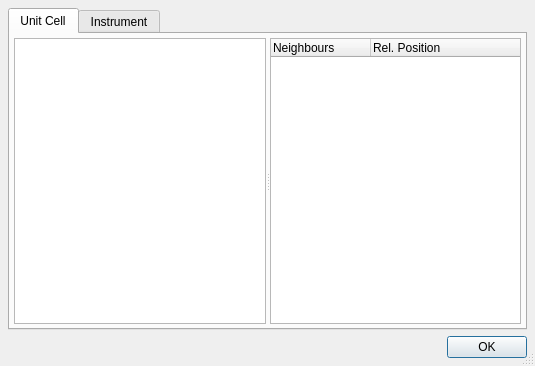
Old version of the form ui/real_params.ui in the repository tweber-ill/frm_mirror-takin1.
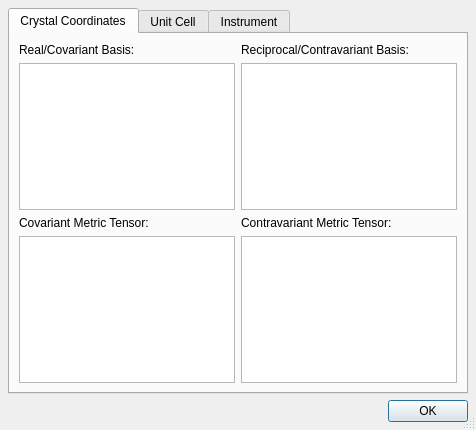
New version of the form.

Commit message: added coord info dialog

The edit to the form file:
```diff
--- a/ui/real_params.ui
+++ b/ui/real_params.ui
@@ -6,8 +6,8 @@
    <rect>
     <x>0</x>
     <y>0</y>
-    <width>535</width>
-    <height>366</height>
+    <width>476</width>
+    <height>430</height>
    </rect>
   </property>
   <property name="windowTitle">
@@ -25,6 +25,69 @@
      <property name="currentIndex">
       <number>0</number>
      </property>
+     <widget class="QWidget" name="tab_3">
+      <attribute name="title">
+       <string>Crystal Coordinates</string>
+      </attribute>
+      <layout class="QGridLayout" name="gridLayout_6">
+       <item row="0" column="0">
+        <widget class="QLabel" name="label_3">
+         <property name="text">
+          <string>Real/Covariant Basis:</string>
+         </property>
+        </widget>
+       </item>
+       <item row="0" column="1">
+        <widget class="QLabel" name="label_4">
+         <property name="text">
+          <string>Reciprocal/Contravariant Basis:</string>
+         </property>
+        </widget>
+       </item>
+       <item row="1" column="0">
+        <widget class="QTextEdit" name="editBaseCov">
+         <property name="readOnly">
+          <bool>true</bool>
+         </property>
+        </widget>
+       </item>
+       <item row="1" column="1">
+        <widget class="QTextEdit" name="editBaseCont">
+         <property name="readOnly">
+          <bool>true</bool>
+         </property>
+        </widget>
+       </item>
+       <item row="2" column="0">
+        <widget class="QLabel" name="label_5">
+         <property name="text">
+          <string>Covariant Metric Tensor:</string>
+         </property>
+        </widget>
+       </item>
+       <item row="3" column="0">
+        <widget class="QTextEdit" name="editMetricCov">
+         <property name="readOnly">
+          <bool>true</bool>
+         </property>
+        </widget>
+       </item>
+       <item row="2" column="1">
+        <widget class="QLabel" name="label_6">
+         <property name="text">
+          <string>Contravariant Metric Tensor:</string>
+         </property>
+        </widget>
+       </item>
+       <item row="3" column="1">
+        <widget class="QTextEdit" name="editMetricCont">
+         <property name="readOnly">
+          <bool>true</bool>
+         </property>
+        </widget>
+       </item>
+      </layout>
+     </widget>
      <widget class="QWidget" name="tab_2">
       <attribute name="title">
        <string>Unit Cell</string>
```
Left out of the diff: 10 changed lines with no effect on the pictures. The commit also changes 4 other files.
